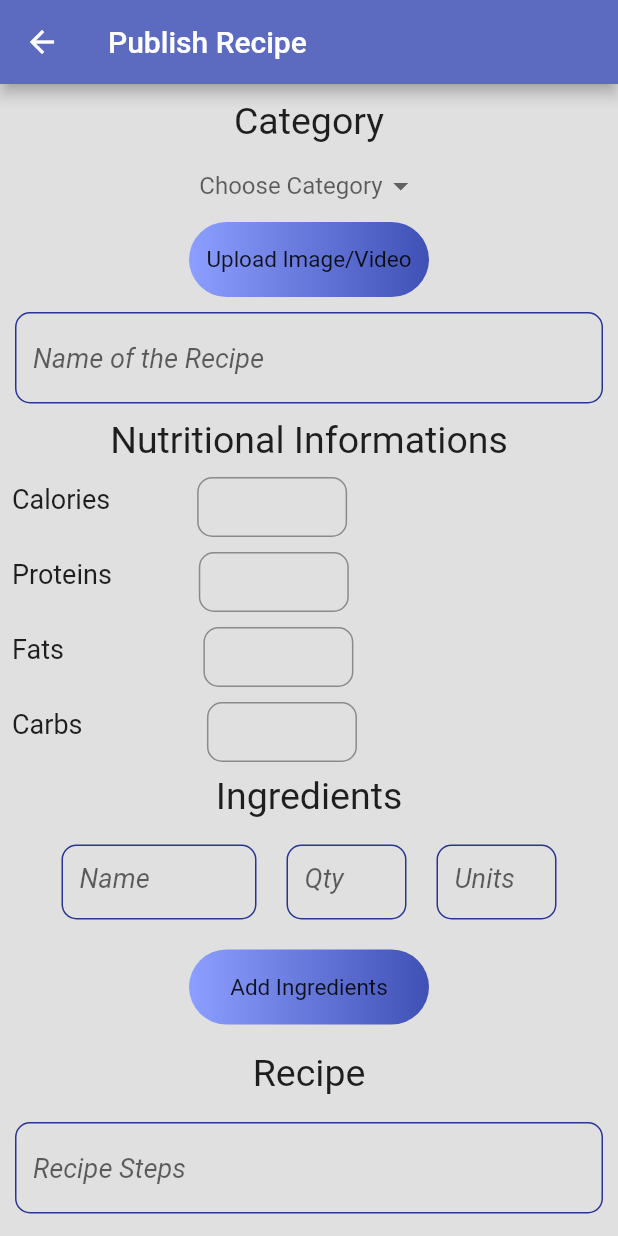
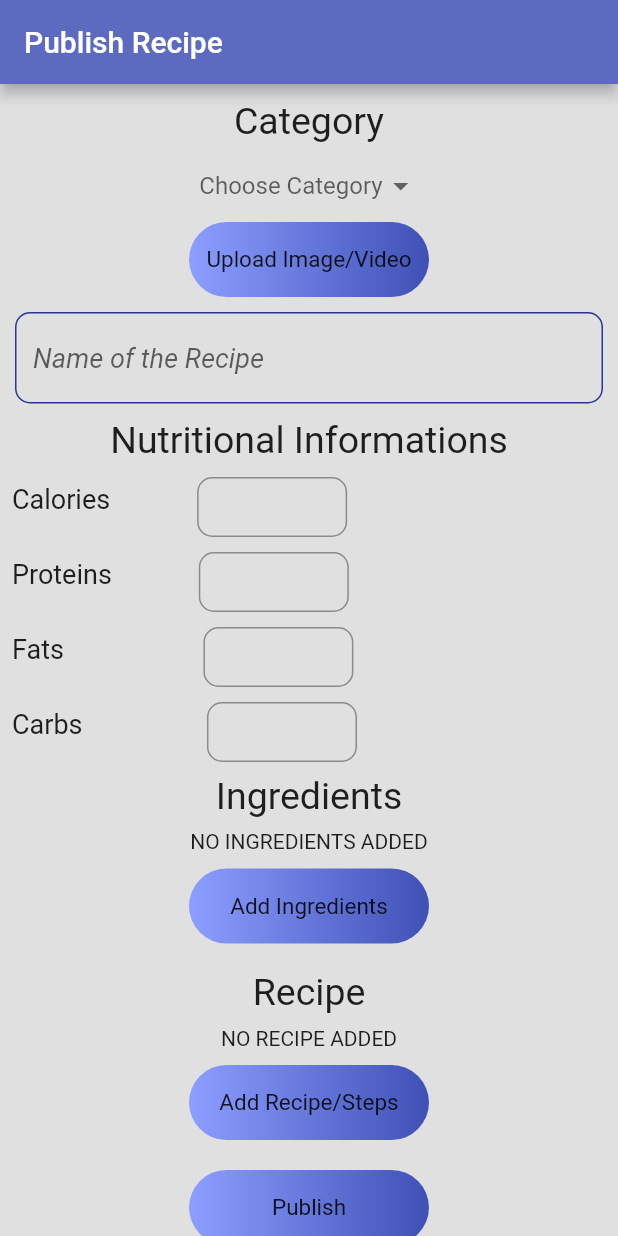
Before and after one commit to piffaisgorgeous/recipe_application, a Flutter app: the PublishRecipe screen opened directly, on a phone screen of 412 x 824 dp. Run offline on Flutter 3.47's test engine with Material 2 defaults, Android fonts, the phone set to English and light mode, and no system bars; our stand-ins replace cloud_firestore, file_picker, firebase_auth, firebase_core, firebase_storage, image_picker and 2 more; accounts and stored records are empty.

```diff
--- a/lib/services/database.dart
+++ b/lib/services/database.dart
@@ -1,3 +1,5 @@
+import 'dart:developer';
+
 import 'package:cloud_firestore/cloud_firestore.dart';
 
 class DatabaseMethods {
@@ -22,6 +24,7 @@ class DatabaseMethods {
   }
 //mao ni
   uploadRecipeInfo(String chosenCategory, String recipeName, userMap) {
+    // log('tabang');
      FirebaseFirestore.instance.collection('recipes')
      .doc('recipes')
      .collection(chosenCategory)
@@ -32,14 +35,14 @@ class DatabaseMethods {
     });
 
   }
-   uploadDetailsofRecipe(ingredientsMap,healthInfoMap,String recipeName,String chosenCategory,String useremail)
+   uploadDetailsofRecipe(ingredientsMap,recipeMap,healthInfoMap,String recipeName,String chosenCategory,String useremail)
   {
     FirebaseFirestore.instance.collection('recipes')
     .doc('recipes')
     .collection(chosenCategory)
     .doc(recipeName)
     .collection('Health Informations')
-    .add(ingredientsMap)
+    .add(healthInfoMap)
     .catchError((e) {
       print(e.toString());
     });
@@ -48,10 +51,24 @@ class DatabaseMethods {
     .collection(chosenCategory)
     .doc(recipeName)
     .collection('Ingredients')
-    .add(healthInfoMap)
+    .add(ingredientsMap)
     .catchError((e) {
       print(e.toString());
     });
+
+     FirebaseFirestore.instance.collection('recipes')
+    .doc('recipes')
+    .collection(chosenCategory)
+    .doc(recipeName)
+    .collection('Recipe')
+    .add(recipeMap)
+    .catchError((e) {
+      print(e.toString());
+    });
+
+
+
+
     // FirebaseFirestore.instance.collection('recipeDetails').doc(recipeName)
     // .collection('healthInfo').add(ingredientsInfo);
     //  FirebaseFirestore.instance.collection('recipeDetails').doc(recipeName)
--- a/lib/views/publishRecipe.dart
+++ b/lib/views/publishRecipe.dart
@@ -40,12 +40,15 @@ class _PublishRecipeState extends State<PublishRecipe> {
   TextEditingController tfproteins = new TextEditingController();
   TextEditingController tffats = new TextEditingController();
   TextEditingController tfcarbs = new TextEditingController();
+
   String chosenCategory, calories, fats, proteins, carbs;
   List _category = [
     'soup',
     'salad',
   ];
   List<Ingredients> ingredients = [];
+  List<String> ingr=[];
+  List <String> recipe=[];
 
   TextEditingController start_name_recipe = new TextEditingController();
 
@@ -61,23 +64,30 @@ class _PublishRecipeState extends State<PublishRecipe> {
       "fats": tffats.text,
       "carbs": tfcarbs.text
     };
-    Map<String, dynamic> ingredientsMap = {"ing": ingredients};
-    if (ingredients.length == 0) {
-      ingredients.insert(
-          0,
-          Ingredients(
-              nameIngredients: start_name_ingredients.text,
-              qtyIngredients: double.parse(start_qty_ingredients.text),
-              units: start_units_ingredients.text));
-    }
+   Map<String, dynamic> ingredientsMap = {"ing": ingr};
+   Map<String, dynamic> recipeMap = {"rec": recipe};
+    // if (ingredients.length == 0) {
+    //   ingredients.insert(
+    //       0,
+    //       Ingredients(
+    //           nameIngredients: start_name_ingredients.text,
+    //           qtyIngredients: double.parse(start_qty_ingredients.text),
+    //           units: start_units_ingredients.text));
+    //           databaseMethods.uploadRecipeInfo(chosenCategory, recipe_name, userMap);
+    // databaseMethods.uploadDetailsofRecipe(ingredientsMap, healthInfoMap,
+    //     recipe_name, chosenCategory, widget.userEmail);
+    // }
 //mao ni
+log('check');
     databaseMethods.uploadRecipeInfo(chosenCategory, recipe_name, userMap);
-    databaseMethods.uploadDetailsofRecipe(ingredientsMap, healthInfoMap,
+    databaseMethods.uploadDetailsofRecipe(ingredientsMap,recipeMap, healthInfoMap,
         recipe_name, chosenCategory, widget.userEmail);
+    log('amen');
   }
 
   createDialog(BuildContext context) {
-    log("second");
+    log(ingredients.length.toString());
+
     TextEditingController name_ingredients = new TextEditingController();
     TextEditingController qty_ingredients = new TextEditingController();
     TextEditingController units_ingredients = new TextEditingController();
@@ -106,30 +116,88 @@ class _PublishRecipeState extends State<PublishRecipe> {
                   // elevation: 5.0,
                   child: Text('Done'),
                   onPressed: () {
-                    length = ingredients.length;
-                    if (length != 0) {
-                      ingredients.insert(
-                          length,
-                          Ingredients(
-                              nameIngredients: name_ingredients.text,
-                              qtyIngredients:
-                                  double.parse(qty_ingredients.text),
-                              units: units_ingredients.text));
-                    } else {
-                      ingredients.insert(
-                          0,
-                          Ingredients(
-                              nameIngredients: name_ingredients.text,
-                              qtyIngredients:
-                                  double.parse(qty_ingredients.text),
-                              units: units_ingredients.text));
-                    }
+                    length = ingr.length;
+                    // if (length != 0) {
+                    String ingred=name_ingredients.text;
+                   ingr.add(ingred);
+
+                    // } else {
+                    //   ingredients.insert(
+                    //       0,
+                    //       Ingredients(
+                    //           nameIngredients: name_ingredients.text,
+                    //           qtyIngredients:
+                    //               double.parse(qty_ingredients.text),
+                    //           units: units_ingredients.text));
+                    // }
+
                     Navigator.pop(context);
+                    setState(() {
+
+                    });
                   })
             ],
           );
         });
   }
+
+
+createDialogRecipe(BuildContext context) {
+
+    TextEditingController recipeSteps = new TextEditingController();
+    int length;
+    return showDialog(
+        context: context,
+        builder: (context) {
+
+          return AlertDialog(
+            title: Text('Recipe'),
+            content: Column(
+              children: [
+                TextField(
+                  controller: recipeSteps,
+                ),
+
+              ],
+            ),
+            actions: <Widget>[
+              MaterialButton(
+                  // elevation: 5.0,
+                  child: Text('Done'),
+                  onPressed: () {
+                    length = recipe.length;
+                    // if (length != 0) {
+                    String rSteps=recipeSteps.text;
+                   recipe.add(rSteps);
+
+                    // } else {
+                    //   ingredients.insert(
+                    //       0,
+                    //       Ingredients(
+                    //           nameIngredients: name_ingredients.text,
+                    //           qtyIngredients:
+                    //               double.parse(qty_ingredients.text),
+                    //           units: units_ingredients.text));
+                    // }
+
+                    Navigator.pop(context);
+                    setState(() {
+
+                    });
+                  })
+            ],
+          );
+        });
+  }
+
+
+
+
+
+
+
+
+
 
   Future selectFile() async {
     final result = await FilePicker.platform.pickFiles(allowMultiple: false);
@@ -206,6 +274,7 @@ class _PublishRecipeState extends State<PublishRecipe> {
     controller.dispose();
     super.dispose();
   }
+//kani  piifff
 
   ///need
 
@@ -255,8 +324,7 @@ class _PublishRecipeState extends State<PublishRecipe> {
                       textController = null;
                       selectFile();
                     },
-                  child: containerDecoration("Upload Image/Video")
-                ),
+                    child: containerDecoration("Upload Image/Video")),
                 task != null ? buildUploadStatus(task) : Container(),
                 Container(
                   child: typeString == null &&
@@ -279,8 +347,7 @@ class _PublishRecipeState extends State<PublishRecipe> {
               padding: const EdgeInsets.all(10),
               child: TextField(
                   controller: recipeName,
-                  decoration: textFieldInputDecoration("Name of the Recipe")
-                  ),
+                  decoration: textFieldInputDecoration("Name of the Recipe")),
             ),
             Text('Nutritional Informations', style: TextStyle(fontSize: 25)),
             Row(
@@ -387,57 +454,57 @@ class _PublishRecipeState extends State<PublishRecipe> {
               padding: const EdgeInsets.all(8.0),
               child: Text('Ingredients', style: TextStyle(fontSize: 25)),
             ),
-            ingredients.length == 0
-                ? Row(
-                    mainAxisAlignment: MainAxisAlignment.center,
-                    children: [
-                      Container(
-                        width: 150,
-                        height: 70,
-                        child: Padding(
-                          padding: const EdgeInsets.all(10),
-                          child: TextField(
-                              controller: start_name_ingredients,
-                              decoration:  textFieldInputDecoration("Name")
-                              ),
-                        ),
-                      ),
-                      Container(
-                        width: 100,
-                        height: 70,
-                        child: Padding(
-                          padding: const EdgeInsets.all(10),
-                          child: TextField(
-                              keyboardType: TextInputType.number,
-                              controller: start_qty_ingredients,
-                              decoration: textFieldInputDecoration("Qty")
-                              ),
-                        ),
-                      ),
-                      Container(
-                        width: 100,
-                        height: 70,
-                        child: Padding(
-                          padding: const EdgeInsets.all(10),
-                          child: TextField(
-                              keyboardType: TextInputType.number,
-                              controller: start_units_ingredients,
-                              decoration:textFieldInputDecoration("Units")
-                              ),
-                        ),
-                      ),
-                    ],
-                  )
+            ingr.length == 0
+            ?
+            Text('NO INGREDIENTS ADDED')
+                // ? Row(
+                //     mainAxisAlignment: MainAxisAlignment.center,
+                //     children: [
+                //       Container(
+                //         width: 150,
+                //         height: 70,
+                //         child: Padding(
+                //           padding: const EdgeInsets.all(10),
+                //           child: TextField(
+                //               controller: start_name_ingredients,
+                //               decoration: textFieldInputDecoration("Name")),
+                //         ),
+                //       ),
+                //       Container(
+                //         width: 100,
+                //         height: 70,
+                //         child: Padding(
+                //           padding: const EdgeInsets.all(10),
+                //           child: TextField(
+                //               keyboardType: TextInputType.number,
+                //               controller: start_qty_ingredients,
+                //               decoration: textFieldInputDecoration("Qty")),
+                //         ),
+                //       ),
+                //       Container(
+                //         width: 100,
+                //         height: 70,
+                //         child: Padding(
+                //           padding: const EdgeInsets.all(10),
+                //           child: TextField(
+                //               // keyboardType: TextInputType.number,
+                //               controller: start_units_ingredients,
+                //               decoration: textFieldInputDecoration("Units")),
+                //         ),
+                //       ),
+                //     ],
+                //   )
                 : ListView.builder(
                     shrinkWrap: true,
-                    itemCount: ingredients.length,
+                    itemCount: ingr.length,
                     itemBuilder: (BuildContext context, int index) {
                       return Container(
                         child: Row(
                           children: [
-                            Text('${ingredients[index].nameIngredients}'),
-                            Text('${ingredients[index].qtyIngredients}'),
-                            Text('${ingredients[index].units}')
+
+                             Text('${ingr[index]}'),
+                            // Text('${ingredients[index].qtyIngredients}'),
+                            // Text('${ingredients[index].units}')
                           ],
                         ),
                       );
@@ -451,29 +518,51 @@ class _PublishRecipeState extends State<PublishRecipe> {
                       log("first");
                       createDialog(context);
                     },
-                  child: containerDecoration("Add Ingredients")
-                ),
+                    child: containerDecoration("Add Ingredients")),
               ),
             ),
             Padding(
               padding: const EdgeInsets.all(8.0),
               child: Text('Recipe', style: TextStyle(fontSize: 25)),
             ),
+            recipe.length == 0
+            ?
+            Text('NO RECIPE ADDED')
+            : ListView.builder(
+                    shrinkWrap: true,
+                    itemCount: recipe.length,
+                    itemBuilder: (BuildContext context, int index) {
+                      return Container(
+                        child: Row(
+                          children: [
+
+                             Text('${recipe[index]}'),
+                            // Text('${ingredients[index].qtyIngredients}'),
+                            // Text('${ingredients[index].units}')
+                          ],
+                        ),
+                      );
+                    }),
             Padding(
               padding: const EdgeInsets.all(10),
-              child: TextField(
-                  controller: start_name_recipe,
-                  decoration:  textFieldInputDecoration("Recipe Steps")
+              child: InkWell(
+                //splashColor: Colors.red,
+                child: GestureDetector(
+                    onTap: () {
+                      // log("first");
+                      createDialogRecipe(context);
+                    },
+                    child: containerDecoration("Add Recipe/Steps")),
               ),
             ),
             Padding(
               padding: const EdgeInsets.all(10),
               child: GestureDetector(
                   onTap: () {
+
                     publish();
                   },
-                child: containerDecoration("Publish")
-              ),
+                  child: containerDecoration("Publish")),
             ),
           ]),
         ),
--- a/lib/views/signup.dart
+++ b/lib/views/signup.dart
@@ -3,6 +3,7 @@ import 'package:recipe_application/main.dart';
 import 'package:recipe_application/services/auth.dart';
 import 'package:recipe_application/services/database.dart';
 import 'package:recipe_application/views/home.dart';
+import 'package:recipe_application/views/publishRecipe.dart';
 // import 'package:recipe_application/views/chatRoomsScreen.dart';
 // import 'package:recipe_application/views/signin.dart';
 import 'package:recipe_application/widget/widget.dart';
@@ -48,7 +49,9 @@ class _SignUpState extends State<SignUp> {
         databaseMethods.uploadUserInfo(userInfo);
         HelperFunctions.saveUserLoggedInSharedPreference(true);
         Navigator.pushReplacement(
-            context, MaterialPageRoute(builder: (context) => BottomNav()));
+            context, MaterialPageRoute(builder: (context) => PublishRecipe(
+                userName:usernameEditingController.text, userEmail: emailEditingController.text
+              )));
       });
     }
   }
```
Lines whose indentation alone changed are shown as unchanged.
